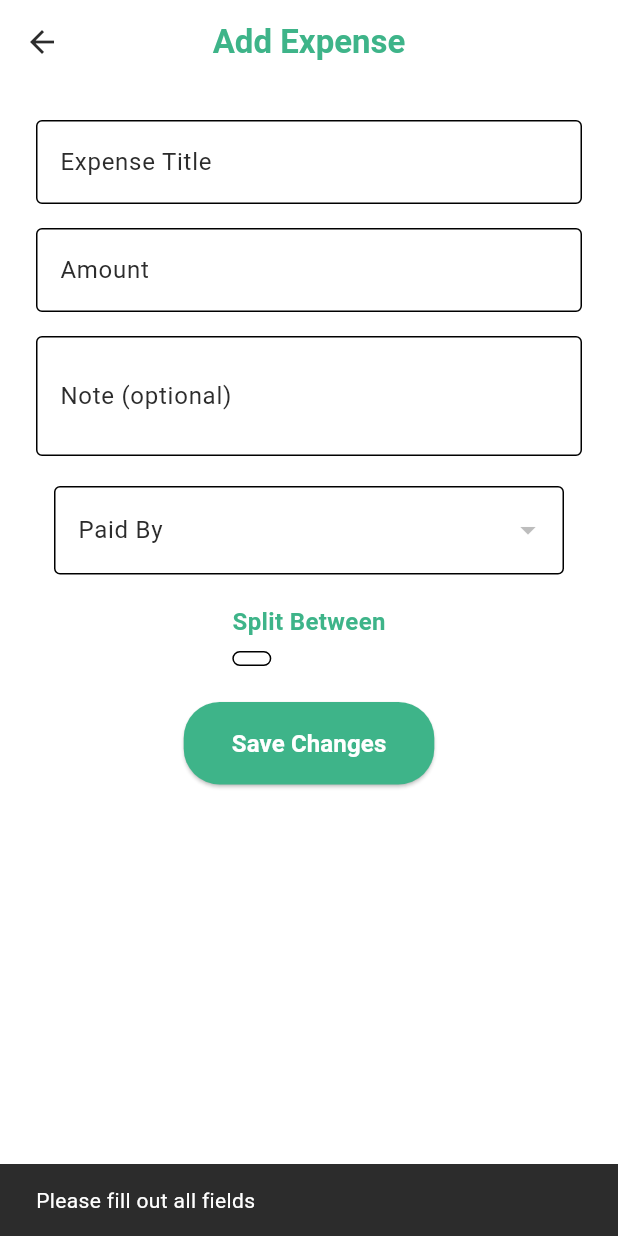
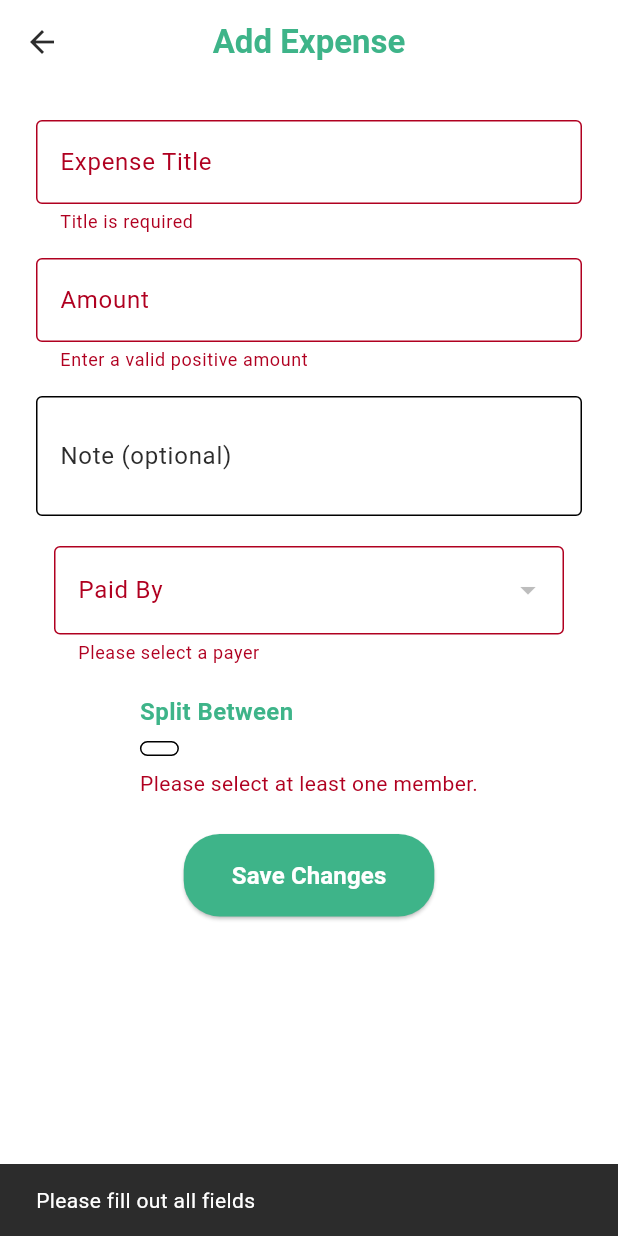
Before and after one commit to Quicline/quicksplit, a Flutter app: the AddExpenseScreen screen opened directly with empty values, after a tap on "Save Changes", on a phone screen of 412 x 824 dp. Run offline on Flutter 3.47's test engine with Material 3 defaults, Android fonts, the phone set to English and light mode, and no system bars; our stand-ins replace shared_preferences; accounts and stored records are empty.

Commit message:
Enhance validation in AddExpenseScreen and QuickSplitScreen; improve user feedback for required fields

```diff
--- a/lib/screens/group/add_expense_screen.dart
+++ b/lib/screens/group/add_expense_screen.dart
@@ -45,10 +45,17 @@ class _AddExpenseScreenState extends State<AddExpenseScreen> {
   }
 
   void _saveExpense() {
-    if (_titleController.text.isNotEmpty &&
+    setState(() {}); // Trigger UI validation feedback
+
+    final isTitleValid = _titleController.text.isNotEmpty;
+    final isAmountValid =
         _amountController.text.isNotEmpty &&
-        _selectedPayer != null &&
-        _selectedPayer!.isNotEmpty) {
+        double.tryParse(_amountController.text) != null &&
+        double.tryParse(_amountController.text)! > 0;
+    final isPayerValid = _selectedPayer != null && _selectedPayer!.isNotEmpty;
+    final isSplitValid = _selectedMembers.isNotEmpty;
+
+    if (isTitleValid && isAmountValid && isPayerValid && isSplitValid) {
       // Remove duplicates from _selectedMembers
       _selectedMembers = _selectedMembers.toSet().toList();
 
@@ -85,8 +92,6 @@ class _AddExpenseScreenState extends State<AddExpenseScreen> {
           context,
         ).showSnackBar(const SnackBar(content: Text('Expense added!')));
       }
-
-      Navigator.pop(context);
     } else {
       ScaffoldMessenger.of(context).showSnackBar(
         const SnackBar(content: Text('Please fill out all fields')),
@@ -166,7 +171,6 @@ class _AddExpenseScreenState extends State<AddExpenseScreen> {
                             widget.groupId,
                             removedExpense.id,
                           );
-                          Navigator.pop(context);
 
                           ScaffoldMessenger.of(context).showSnackBar(
                             SnackBar(
@@ -196,19 +200,37 @@ class _AddExpenseScreenState extends State<AddExpenseScreen> {
             children: [
               TextField(
                 controller: _titleController,
-                decoration: const InputDecoration(
+                decoration: InputDecoration(
                   labelText: 'Expense Title',
-                  border: OutlineInputBorder(),
+                  border: const OutlineInputBorder(),
+                  errorText:
+                      _titleController.text.isNotEmpty
+                          ? null
+                          : 'Title is required',
                 ),
+                onChanged: (_) {
+                  setState(() {});
+                },
               ),
               const SizedBox(height: 16),
               TextField(
                 controller: _amountController,
-                keyboardType: TextInputType.numberWithOptions(decimal: true),
-                decoration: const InputDecoration(
+                keyboardType: const TextInputType.numberWithOptions(
+                  decimal: true,
+                ),
+                decoration: InputDecoration(
                   labelText: 'Amount',
-                  border: OutlineInputBorder(),
+                  border: const OutlineInputBorder(),
+                  errorText:
+                      (_amountController.text.isNotEmpty &&
+                              double.tryParse(_amountController.text) != null &&
+                              double.tryParse(_amountController.text)! > 0)
+                          ? null
+                          : 'Enter a valid positive amount',
                 ),
+                onChanged: (_) {
+                  setState(() {});
+                },
               ),
               const SizedBox(height: 16),
               TextField(
@@ -231,9 +253,13 @@ class _AddExpenseScreenState extends State<AddExpenseScreen> {
                 ),
                 child: DropdownButtonFormField<String>(
                   value: _selectedPayer,
-                  decoration: const InputDecoration(
+                  decoration: InputDecoration(
                     labelText: 'Paid By',
-                    border: OutlineInputBorder(),
+                    border: const OutlineInputBorder(),
+                    errorText:
+                        (_selectedPayer != null && _selectedPayer!.isNotEmpty)
+                            ? null
+                            : 'Please select a payer',
                   ),
                   items:
                       group.members.map((member) {
@@ -294,6 +320,16 @@ class _AddExpenseScreenState extends State<AddExpenseScreen> {
                           }).toList(),
                     ),
                   ),
+                  if (_selectedMembers.isEmpty)
+                    Padding(
+                      padding: const EdgeInsets.only(top: 8),
+                      child: Text(
+                        'Please select at least one member.',
+                        style: TextStyle(
+                          color: Theme.of(context).colorScheme.error,
+                        ),
+                      ),
+                    ),
                 ],
               ),
               const SizedBox(height: 24),
```
Also changed, not shown: lib/screens/group/expense_list_screen.dart (+26 -7 lines), lib/screens/quick_split_screen.dart (+33 -5 lines).
